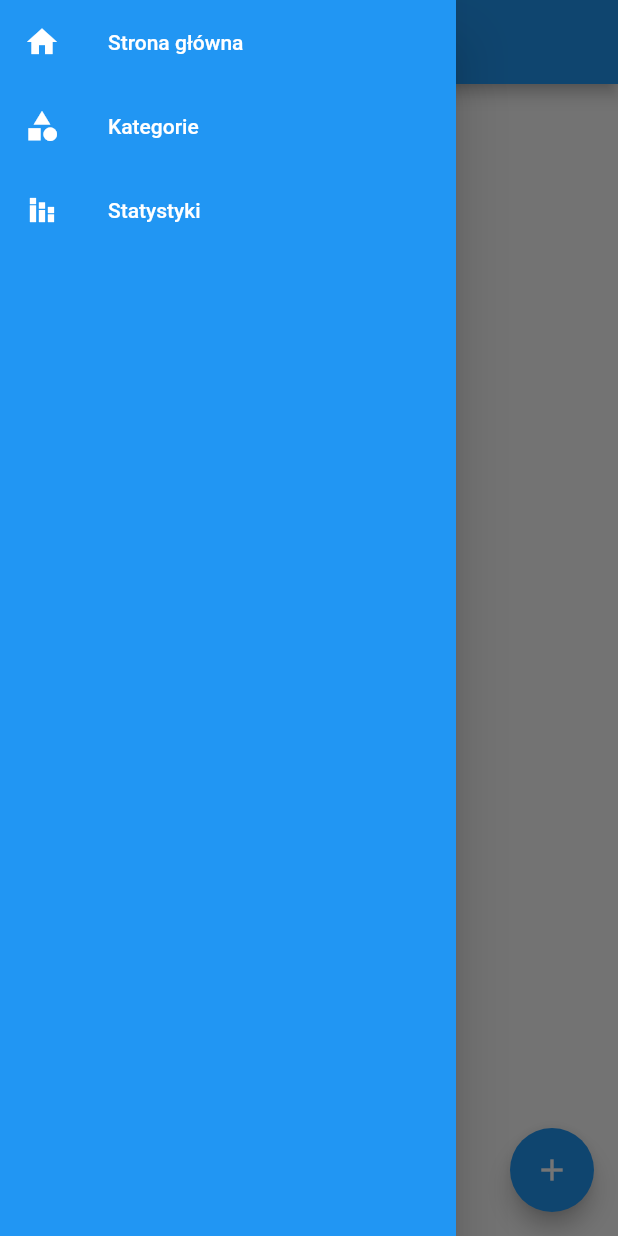
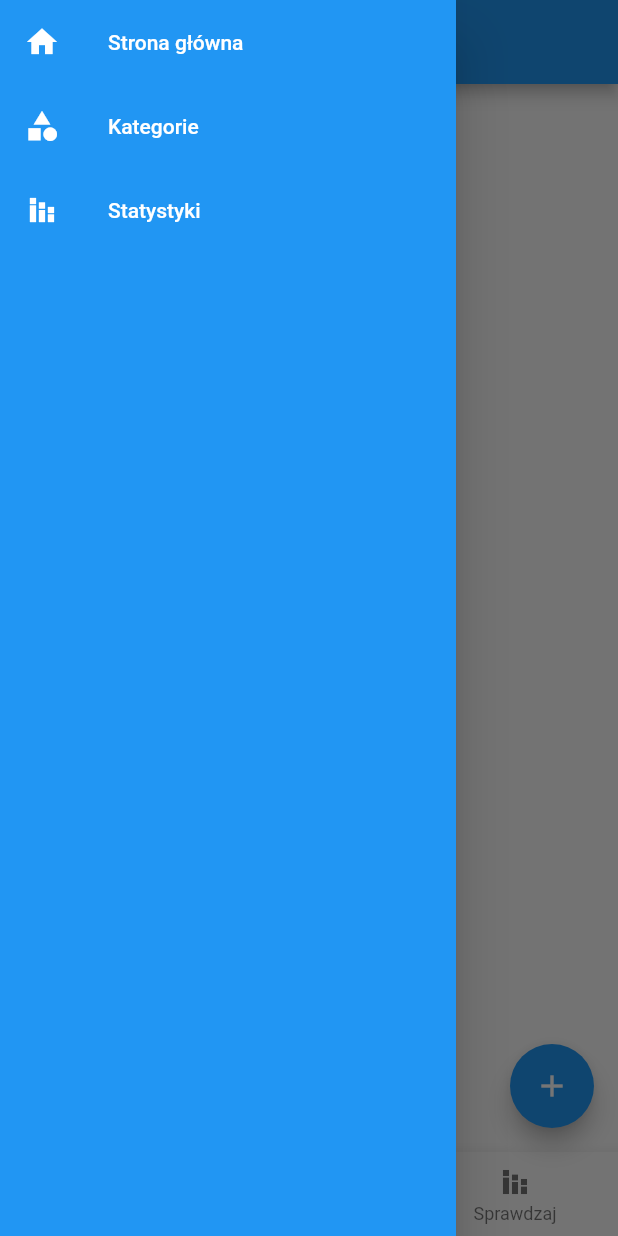
Before and after one commit to WojciechMoczydlowski/mgr-wpam, a Flutter app: the CategoriesScreen screen opened by its route, with the side drawer open, on a phone screen of 412 x 824 dp. Run offline on Flutter 3.47's test engine with Material 2 defaults, Android fonts, the light colour scheme and no system bars; our stand-ins replace bloc, charts_flutter, cloud_firestore, firebase_core, flutter_bloc; accounts and stored records are empty.

Commit message:
Change category tile

```diff
--- a/lib/data/repositories/tracker_repository.dart
+++ b/lib/data/repositories/tracker_repository.dart
@@ -17,7 +17,7 @@ class TrackerRepository {
             id: value['id'],
             categoryId: value['categoryId'],
             categoryName: value['categoryName'],
-            date: DateTime.parse(value['date']),
+            date: DateTime.parse(value['date'].toDate().toString()),
             color: value['color']);
       }));
 
@@ -31,7 +31,7 @@ class TrackerRepository {
       String categoryId, String categoryName, String color) async {
     try {
       const uuid = Uuid();
-      final currentDate = DateTime.now().add(const Duration(hours: 2));
+      final currentDate = DateTime.now();
 
       List<TrackingItem> trackingItems = await fetchTrackingItems();
       TrackingItem newTrackingItem = TrackingItem(
--- a/lib/presentation/screens/add_category_screen.dart
+++ b/lib/presentation/screens/add_category_screen.dart
@@ -2,6 +2,7 @@ import 'package:flutter/material.dart';
 import 'package:flutter_bloc/flutter_bloc.dart';
 import 'package:wpam_app/business_logic/cubit/add_category/add_category_cubit.dart';
 import 'package:wpam_app/presentation/widgets/category/add_category_form.dart';
+import 'package:wpam_app/presentation/widgets/layout/bottom_navigation_widget.dart';
 
 class AddCategoryScreen extends StatelessWidget {
   const AddCategoryScreen({Key? key}) : super(key: key);
@@ -10,6 +11,7 @@ class AddCategoryScreen extends StatelessWidget {
   Widget build(BuildContext context) {
     return Scaffold(
         appBar: AppBar(title: const Text("Dodaj kategorię")),
+        bottomNavigationBar: const BottomNavigationWidget(),
         body: BlocListener<AddCategoryCubit, AddCategoryState>(
           listener: (ctx, state) {
             if (state is CategoryAdded) {
--- a/lib/presentation/screens/categories_screen.dart
+++ b/lib/presentation/screens/categories_screen.dart
@@ -2,9 +2,9 @@ import 'package:flutter/material.dart';
 import 'package:flutter_bloc/flutter_bloc.dart';
 import 'package:wpam_app/business_logic/cubit/category/category_cubit.dart';
 import 'package:wpam_app/presentation/router/routes.dart';
+import 'package:wpam_app/presentation/widgets/category/category_tile_widget.dart';
+import 'package:wpam_app/presentation/widgets/layout/bottom_navigation_widget.dart';
 import 'package:wpam_app/presentation/widgets/layout/navigation_drawer_widget.dart';
-
-import '../widgets/category/category_tile_widget.dart';
 
 class CategoriesScreen extends StatelessWidget {
   const CategoriesScreen({Key? key}) : super(key: key);
@@ -15,6 +15,7 @@ class CategoriesScreen extends StatelessWidget {
 
     return Scaffold(
       appBar: AppBar(title: const Text("Kategorie")),
+      bottomNavigationBar: const BottomNavigationWidget(),
       drawer: const NavigationDrawerWidget(),
       body: BlocBuilder<CategoryCubit, CategoryState>(
         builder: (blocContext, state) {
@@ -22,17 +23,17 @@ class CategoriesScreen extends StatelessWidget {
             return const Center(child: CircularProgressIndicator());
           }
 
-          return SingleChildScrollView(
-            child: Column(
-              children: state.categories.map((category) {
+          return ListView(
+            children: ListTile.divideTiles(
+                context: context,
+                tiles: state.categories.map((category) {
                   return CategoryTileWidget(
                     id: category.id,
                     name: category.name,
                     color: category.color,
                     hidden: category.hidden,
                   );
-              }).toList(),
-            ),
+                })).toList(),
           );
         },
       ),
--- a/lib/presentation/screens/home_screen.dart
+++ b/lib/presentation/screens/home_screen.dart
@@ -1,6 +1,7 @@
 import 'package:flutter/material.dart';
 import 'package:flutter_bloc/flutter_bloc.dart';
 import 'package:wpam_app/business_logic/cubit/category/category_cubit.dart';
+import 'package:wpam_app/presentation/widgets/layout/bottom_navigation_widget.dart';
 import 'package:wpam_app/presentation/widgets/tracking/tracker_tile_widget.dart';
 
 import '../widgets/layout/navigation_drawer_widget.dart';
@@ -14,6 +15,7 @@ class HomeScreen extends StatelessWidget {
 
     return Scaffold(
       appBar: AppBar(title: const Text("Strona glówna")),
+      bottomNavigationBar: const BottomNavigationWidget(),
       drawer: const NavigationDrawerWidget(),
       body: BlocBuilder<CategoryCubit, CategoryState>(
         builder: (blocContext, state) {
--- a/lib/presentation/screens/stats_screen.dart
+++ b/lib/presentation/screens/stats_screen.dart
@@ -3,6 +3,7 @@ import 'package:flutter_bloc/flutter_bloc.dart';
 import 'package:wpam_app/business_logic/cubit/tracker/tracker_cubit.dart';
 import 'package:wpam_app/data/models/tracking_item.dart';
 import 'package:wpam_app/presentation/widgets/charts/tracking_pie_chart_widget.dart';
+import 'package:wpam_app/presentation/widgets/layout/bottom_navigation_widget.dart';
 import 'package:wpam_app/presentation/widgets/tracking/tracking_date_picker_widget.dart';
 import 'package:wpam_app/utils/get_color_from_hex.dart';
 import 'package:wpam_app/utils/is_same_date.dart';
@@ -17,7 +18,7 @@ class StatsScreen extends StatefulWidget {
 }
 
 class _StatsScreenState extends State<StatsScreen> {
-  DateTime currentDate = DateTime.now().add(const Duration(hours: 2));
+  DateTime currentDate = DateTime.now();
 
   @override
   Widget build(BuildContext context) {
@@ -25,6 +26,7 @@ class _StatsScreenState extends State<StatsScreen> {
 
     return Scaffold(
       appBar: AppBar(title: const Text("Statystyki")),
+      bottomNavigationBar: const BottomNavigationWidget(),
       drawer: const NavigationDrawerWidget(),
       body: BlocBuilder<TrackerCubit, TrackerState>(
         builder: (blocContext, state) {
--- a/lib/presentation/widgets/category/category_tile_widget.dart
+++ b/lib/presentation/widgets/category/category_tile_widget.dart
@@ -25,12 +25,11 @@ class CategoryTileWidget extends StatelessWidget {
             .toggleIsCategoryHidden(id, !hidden);
       },
       child: Container(
-        color: getColorFromHex(color),
-        padding: const EdgeInsets.symmetric(horizontal: 16, vertical: 8),
+        padding: const EdgeInsets.symmetric(horizontal: 32, vertical: 16),
         child: Row(
           mainAxisAlignment: MainAxisAlignment.spaceBetween,
           children: [
-            Text(name),
+            Text(name, style: TextStyle(color: getColorFromHex(color))),
             Icon(
               hidden ? Icons.visibility_off : Icons.visibility,
               color: Colors.grey,
--- /dev/null
+++ b/lib/presentation/widgets/layout/bottom_navigation_widget.dart
@@ -0,0 +1,62 @@
+import 'package:flutter/material.dart';
+import 'package:wpam_app/presentation/router/routes.dart';
+
+class BottomNavigationWidget extends StatefulWidget {
+  const BottomNavigationWidget({Key? key}) : super(key: key);
+
+  @override
+  State<BottomNavigationWidget> createState() => _BottomNavigationWidgetState();
+}
+
+class _BottomNavigationWidgetState extends State<BottomNavigationWidget> {
+  int _selectedIndex = 0;
+
+  void _onItemTapped(int index, BuildContext context) {
+    setState(() {
+      _selectedIndex = index;
+    });
+
+    Navigator.of(context).pushNamed(_paths[index]);
+    ModalRoute.of(context)?.settings.name == _paths[index];
+  }
+
+  int _currentIndex(BuildContext context) {
+    final index = _paths
+        .indexWhere((path) => ModalRoute.of(context)?.settings.name == path);
+
+    final a = ModalRoute.of(context)?.settings.name;
+
+    if (index < 0) {
+      return 0;
+    }
+
+    return index;
+  }
+
+  final List<String> _paths = [homeRoute, categoriesRoute, statsRoute];
+
+  @override
+  Widget build(BuildContext context) {
+    return BottomNavigationBar(
+      items: const <BottomNavigationBarItem>[
+        BottomNavigationBarItem(
+          icon: Icon(Icons.home),
+          label: 'Mierz',
+        ),
+        BottomNavigationBarItem(
+          icon: Icon(Icons.category),
+          label: 'Kategoryzuj',
+        ),
+        BottomNavigationBarItem(
+          icon: Icon(Icons.stacked_bar_chart_sharp),
+          label: 'Sprawdzaj',
+        ),
+      ],
+      currentIndex: _currentIndex(context),
+      selectedItemColor: Colors.blue,
+      onTap: (index) {
+        _onItemTapped(index, context);
+      },
+    );
+  }
+}
```
Lines whose indentation alone changed are shown as unchanged.
